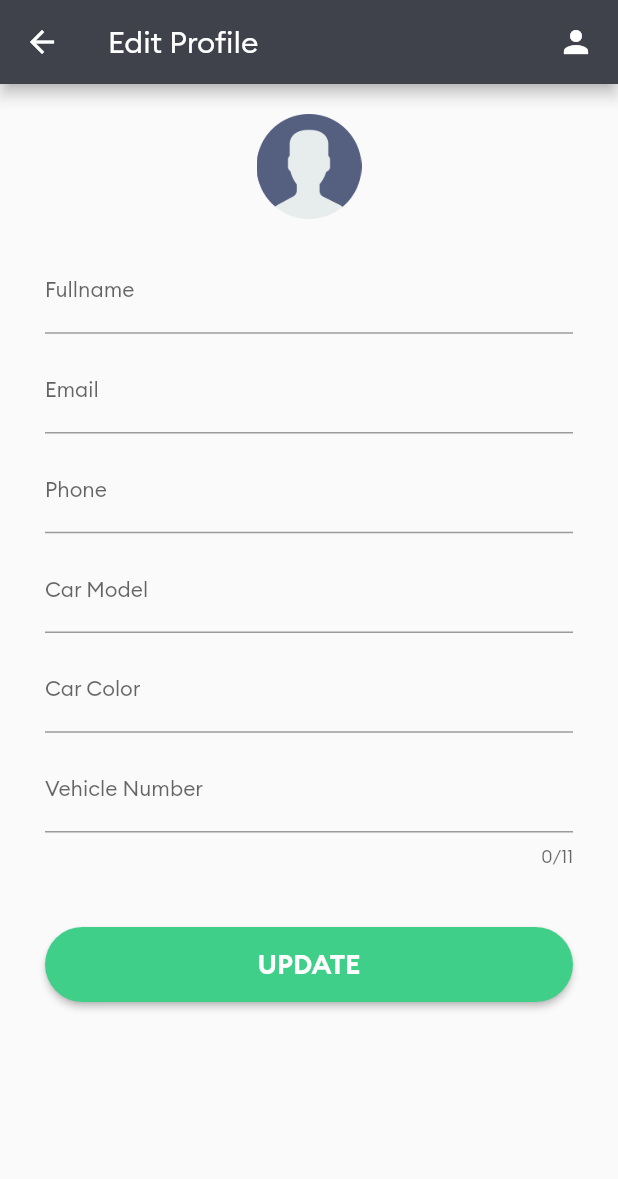
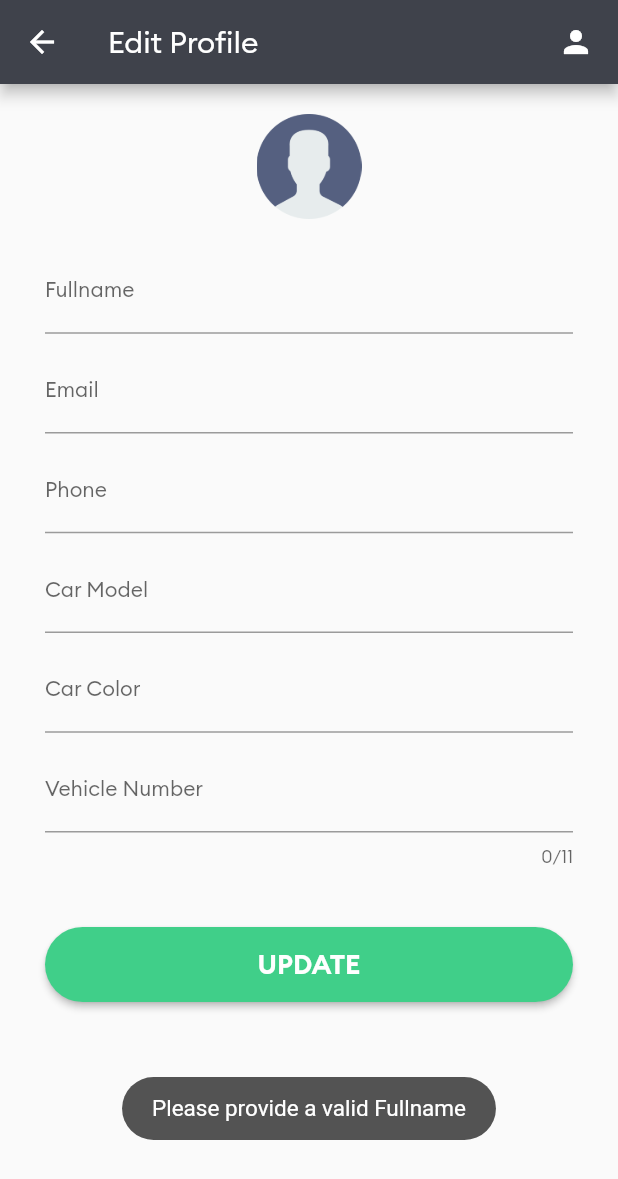
Before and after one commit to abhishekpanja554/GetCab_Driver, a Flutter app: the ProfileEditPage screen opened by its route, after a tap on "UPDATE", on a phone screen of 412 x 824 dp. Shown: the top 1179 px of the screen. Run offline on Flutter 3.47's test engine with Material 2 defaults, Android fonts, the light colour scheme and no system bars; our stand-ins replace assets_audio_player, connectivity, expandable, firebase_auth, firebase_core, firebase_database and 6 more; missing offline and left inert: flutter_geofire, flutter_polyline_points, maps_toolkit; accounts and stored records are empty.

Commit message:
UI improvements and some warnings removed

```diff
--- a/lib/screens/login_page.dart
+++ b/lib/screens/login_page.dart
@@ -4,7 +4,6 @@ import 'package:flutter/material.dart';
 import 'package:flutter/services.dart';
 import 'package:connectivity/connectivity.dart';
 import 'package:uber_clone_driver/brand_colors.dart';
-import 'package:uber_clone_driver/helpers/helper_methods.dart';
 import 'package:uber_clone_driver/screens/main_page.dart';
 import 'package:uber_clone_driver/screens/registration_page.dart';
 import 'package:uber_clone_driver/widgets/progress_dialog.dart';
--- a/lib/screens/profile_edit_page.dart
+++ b/lib/screens/profile_edit_page.dart
@@ -1,9 +1,9 @@
 import 'package:firebase_database/firebase_database.dart';
 import 'package:flutter/material.dart';
+import 'package:toast/toast.dart';
 import 'package:uber_clone_driver/brand_colors.dart';
 import 'package:uber_clone_driver/globalVariables.dart';
 import 'package:uber_clone_driver/helpers/helper_methods.dart';
-import 'package:uber_clone_driver/screens/main_page.dart';
 import 'package:uber_clone_driver/widgets/taxi_button.dart';
 
 class ProfileEditPage extends StatefulWidget {
@@ -24,26 +24,13 @@ class _ProfileEditPageState extends State<ProfileEditPage> {
   TextEditingController carColorController = TextEditingController();
   TextEditingController vehicleNumberController = TextEditingController();
 
-  void showSnackBar(String title) {
-    final snackBar = SnackBar(
-      content: Text(
-        title,
-        style: TextStyle(
-          fontSize: 15,
-        ),
-      ),
-    );
-    scaffoldKey.currentState.showSnackBar(snackBar);
-  }
-
   void updateProfile(context) {
     String uid = currentUser.uid;
     DatabaseReference dbRef = FirebaseDatabase.instance
         .reference()
         .child('drivers/$uid/vehicle_details');
-    DatabaseReference dbPersonRef = FirebaseDatabase.instance
-        .reference()
-        .child('drivers/$uid');
+    DatabaseReference dbPersonRef =
+        FirebaseDatabase.instance.reference().child('drivers/$uid');
 
     Map vehicleDetails = {
       'car_model': carModelController.text,
@@ -113,7 +100,7 @@ class _ProfileEditPageState extends State<ProfileEditPage> {
                     ),
                     TextField(
                       controller: emailController,
-                      keyboardType: TextInputType.text,
+                      keyboardType: TextInputType.emailAddress,
                       decoration: InputDecoration(
                         labelText: 'Email',
                         hintStyle: TextStyle(
@@ -130,7 +117,7 @@ class _ProfileEditPageState extends State<ProfileEditPage> {
                     ),
                     TextField(
                       controller: phoneController,
-                      keyboardType: TextInputType.text,
+                      keyboardType: TextInputType.phone,
                       decoration: InputDecoration(
                         labelText: 'Phone',
                         hintStyle: TextStyle(
@@ -205,32 +192,63 @@ class _ProfileEditPageState extends State<ProfileEditPage> {
                             RegExp(r"^[a-z]{2}[0-9]{2}[a-z]{1,2}[0-9]{4}$");
 
                         if (fullnameController.text.length < 3) {
-                          showSnackBar('Please provide a valid Fullname');
+                          Toast.show(
+                            "Please provide a valid Fullname",
+                            context,
+                            duration: Toast.LENGTH_LONG,
+                            gravity: Toast.BOTTOM,
+                          );
+
                           return;
                         }
 
                         if (emailController.text.length < 3) {
-                          showSnackBar('Please provide a valid email');
+                          Toast.show(
+                            "Please provide a valid Email",
+                            context,
+                            duration: Toast.LENGTH_LONG,
+                            gravity: Toast.BOTTOM,
+                          );
                           return;
                         }
 
                         if (phoneController.text.length < 10) {
-                          showSnackBar('Please provide a valid phone');
+                          Toast.show(
+                            "Please provide a valid phone number",
+                            context,
+                            duration: Toast.LENGTH_LONG,
+                            gravity: Toast.BOTTOM,
+                          );
                           return;
                         }
                         if (carModelController.text.length < 3) {
-                          showSnackBar('Please provide a valid car Model');
+                          Toast.show(
+                            "Please provide a valid car model",
+                            context,
+                            duration: Toast.LENGTH_LONG,
+                            gravity: Toast.BOTTOM,
+                          );
                           return;
                         }
 
                         if (carColorController.text.length < 3) {
-                          showSnackBar('Please provide a valid color');
+                          Toast.show(
+                            "Please provide a valid car color",
+                            context,
+                            duration: Toast.LENGTH_LONG,
+                            gravity: Toast.BOTTOM,
+                          );
                           return;
                         }
 
                         if (vehicleNumberController.text.length < 3 ||
                             exp.hasMatch(vehicleNumberController.text)) {
-                          showSnackBar('Please provide a valid vehicle number');
+                          Toast.show(
+                            "Please provide a valid vehicle number",
+                            context,
+                            duration: Toast.LENGTH_LONG,
+                            gravity: Toast.BOTTOM,
+                          );
                           return;
                         }
 
--- a/lib/screens/registration_page.dart
+++ b/lib/screens/registration_page.dart
@@ -5,9 +5,7 @@ import 'package:flutter/services.dart';
 import 'package:connectivity/connectivity.dart';
 import 'package:uber_clone_driver/brand_colors.dart';
 import 'package:uber_clone_driver/globalVariables.dart';
-import 'package:uber_clone_driver/helpers/helper_methods.dart';
 import 'package:uber_clone_driver/screens/login_page.dart';
-import 'package:uber_clone_driver/screens/main_page.dart';
 import 'package:uber_clone_driver/screens/vehicleInfo_page.dart';
 import 'package:uber_clone_driver/widgets/progress_dialog.dart';
 import 'package:uber_clone_driver/widgets/taxi_button.dart';
```
Also changed, not shown: lib/screens/tabs/profile_tab.dart (+55 -27 lines), lib/screens/vehicleInfo_page.dart (+8 -1 lines).
